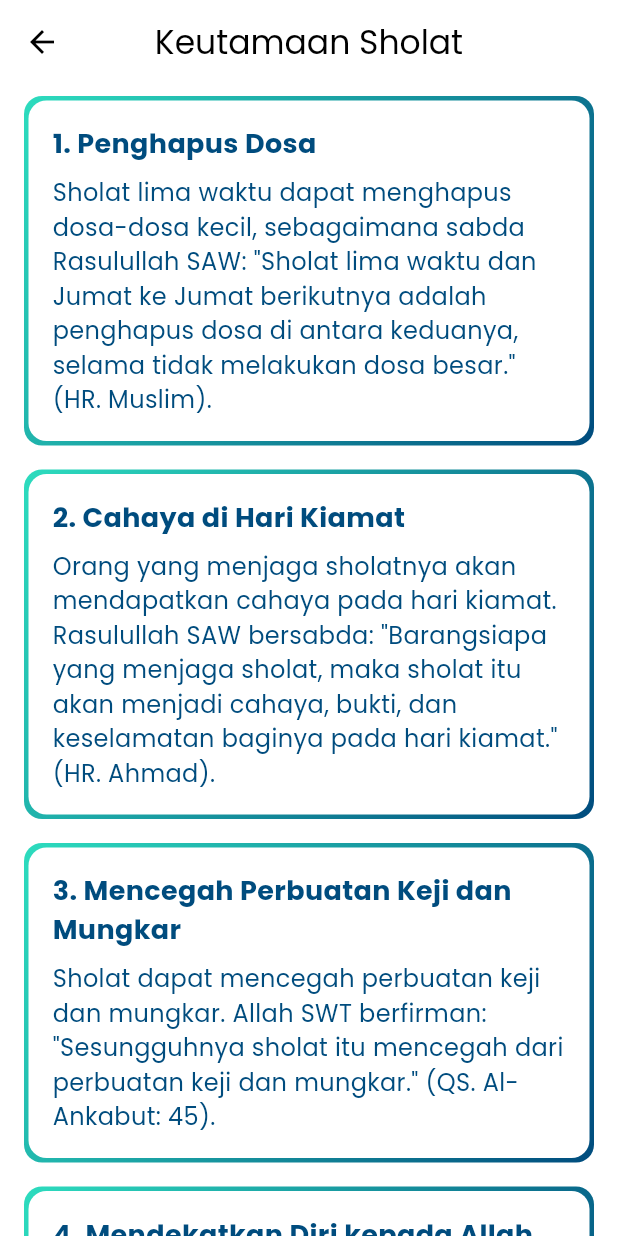
After one commit to IlhamRichie/Tumanina-App, a Flutter app: the KeutamaanSholatScreen screen opened directly, on a phone screen of 412 x 824 dp. The commit adds this screen. Run offline on Flutter 3.47's test engine with Material 3 defaults, Android fonts, the phone set to English and light mode, and no system bars; our stand-ins replace audioplayers, connectivity_plus, flutter_compass, geocoding, geolocator, google_fonts and 4 more; accounts and stored records are empty; network calls fail.

Commit message:
Belajar Sholat V2

```diff
--- /dev/null
+++ b/lib/screens/fitur_sholat/kesalahan_sholat_screen.dart
@@ -0,0 +1,137 @@
+import 'package:flutter/material.dart';
+
+class KesalahanSholatScreen extends StatelessWidget {
+  const KesalahanSholatScreen({super.key});
+
+  @override
+  Widget build(BuildContext context) {
+    // Data kesalahan dalam sholat dari artikel Horizone.co.id
+    List<String> kesalahanSholat = [
+      "Tidak memahami syarat sah sholat.",
+      "Tidak menghadap kiblat dengan benar.",
+      "Tidak menutup aurat dengan sempurna.",
+      "Tidak tuma'ninah (tenang) dalam sholat.",
+      "Terburu-buru dalam mengerjakan sholat.",
+      "Tidak membaca Al-Fatihah dengan benar.",
+      "Tidak membaca surat setelah Al-Fatihah.",
+      "Tidak melakukan rukuk dengan sempurna.",
+      "Tidak thuma'ninah dalam rukuk.",
+      "Tidak membaca doa rukuk dengan benar.",
+      "Tidak melakukan sujud dengan sempurna.",
+      "Tidak thuma'ninah dalam sujud.",
+      "Tidak membaca doa sujud dengan benar.",
+      "Tidak duduk di antara dua sujud dengan benar.",
+      "Tidak membaca doa duduk di antara dua sujud.",
+      "Tidak melakukan tasyahud awal dengan benar.",
+      "Tidak membaca doa tasyahud awal.",
+      "Tidak melakukan tasyahud akhir dengan benar.",
+      "Tidak membaca doa tasyahud akhir.",
+      "Tidak membaca shalawat Nabi dalam tasyahud akhir.",
+      "Tidak membaca doa setelah tasyahud akhir.",
+      "Tidak mengucapkan salam dengan benar.",
+      "Tidak menghadap kiblat saat sholat.",
+      "Tidak memperhatikan gerakan imam dalam sholat berjamaah.",
+      "Tidak mengikuti imam dengan benar dalam sholat berjamaah.",
+      "Tidak menjaga kekhusyukan dalam sholat.",
+      "Tidak memperhatikan bacaan sholat.",
+      "Tidak memahami makna bacaan sholat.",
+      "Tidak menjaga konsentrasi selama sholat.",
+      "Tidak mengakhiri sholat dengan salam yang sempurna.",
+    ];
+
+    return Scaffold(
+      backgroundColor: Colors.white,
+      appBar: AppBar(
+        title: const Text(
+          'Kesalahan dalam Sholat',
+          style: TextStyle(color: Colors.black),
+        ),
+        backgroundColor: Colors.white,
+        elevation: 0,
+        leading: IconButton(
+          icon: const Icon(Icons.arrow_back, color: Colors.black),
+          onPressed: () {
+            Navigator.pop(context);
+          },
+        ),
+        centerTitle: true,
+      ),
+      body: ListView.builder(
+        itemCount: kesalahanSholat.length,
+        itemBuilder: (context, index) {
+          return _KesalahanSholatCard(
+            number: index + 1,
+            description: kesalahanSholat[index],
+          );
+        },
+      ),
+    );
+  }
+}
+
+class _KesalahanSholatCard extends StatelessWidget {
+  final int number;
+  final String description;
+
+  const _KesalahanSholatCard({
+    required this.number,
+    required this.description,
+  });
+
+  @override
+  Widget build(BuildContext context) {
+    return Container(
+      margin: const EdgeInsets.symmetric(vertical: 8, horizontal: 16),
+      decoration: BoxDecoration(
+        gradient: const LinearGradient(
+          colors: [Color(0xFF2DDCBE), Color(0xFF004C7E)],
+          begin: Alignment.topLeft,
+          end: Alignment.bottomRight,
+        ),
+        borderRadius: BorderRadius.circular(12),
+      ),
+      child: Container(
+        margin: const EdgeInsets.all(3), // Gradient border spacing
+        padding: const EdgeInsets.all(16), // Inner content padding
+        decoration: BoxDecoration(
+          color: Colors.white,
+          borderRadius: BorderRadius.circular(12),
+        ),
+        child: Row(
+          crossAxisAlignment: CrossAxisAlignment.start,
+          children: [
+            Container(
+              padding: const EdgeInsets.all(8),
+              decoration: const BoxDecoration(
+                shape: BoxShape.circle,
+                gradient: LinearGradient(
+                  colors: [Color(0xFF2DDCBE), Color(0xFF004C7E)],
+                  begin: Alignment.topLeft,
+                  end: Alignment.bottomRight,
+                ),
+              ),
+              child: Text(
+                '$number',
+                style: const TextStyle(
+                  fontSize: 16,
+                  fontWeight: FontWeight.bold,
+                  color: Colors.white,
+                ),
+              ),
+            ),
+            const SizedBox(width: 12),
+            Expanded(
+              child: Text(
+                description,
+                style: const TextStyle(
+                  fontSize: 16,
+                  color: Color(0xFF004C7E),
+                ),
+              ),
+            ),
+          ],
+        ),
+      ),
+    );
+  }
+}
--- /dev/null
+++ b/lib/screens/fitur_sholat/keutamaan_sholat_screen.dart
@@ -0,0 +1,129 @@
+import 'package:flutter/material.dart';
+
+class KeutamaanSholatScreen extends StatelessWidget {
+  const KeutamaanSholatScreen({super.key});
+
+  @override
+  Widget build(BuildContext context) {
+    // Data keutamaan sholat dari artikel Detik.com
+    List<Map<String, String>> keutamaanSholat = [
+      {
+        'title': '1. Penghapus Dosa',
+        'description':
+            'Sholat lima waktu dapat menghapus dosa-dosa kecil, sebagaimana sabda Rasulullah SAW: "Sholat lima waktu dan Jumat ke Jumat berikutnya adalah penghapus dosa di antara keduanya, selama tidak melakukan dosa besar." (HR. Muslim).',
+      },
+      {
+        'title': '2. Cahaya di Hari Kiamat',
+        'description':
+            'Orang yang menjaga sholatnya akan mendapatkan cahaya pada hari kiamat. Rasulullah SAW bersabda: "Barangsiapa yang menjaga sholat, maka sholat itu akan menjadi cahaya, bukti, dan keselamatan baginya pada hari kiamat." (HR. Ahmad).',
+      },
+      {
+        'title': '3. Mencegah Perbuatan Keji dan Mungkar',
+        'description':
+            'Sholat dapat mencegah perbuatan keji dan mungkar. Allah SWT berfirman: "Sesungguhnya sholat itu mencegah dari perbuatan keji dan mungkar." (QS. Al-Ankabut: 45).',
+      },
+      {
+        'title': '4. Mendekatkan Diri kepada Allah',
+        'description':
+            'Sholat adalah sarana untuk mendekatkan diri kepada Allah SWT. Rasulullah SAW bersabda: "Hamba yang paling dekat dengan Tuhannya adalah ketika ia sedang sujud." (HR. Muslim).',
+      },
+      {
+        'title': '5. Menenangkan Hati',
+        'description':
+            'Sholat dapat menenangkan hati dan pikiran. Allah SWT berfirman: "Sesungguhnya dengan mengingat Allah, hati menjadi tenang." (QS. Ar-Ra\'d: 28). Sholat adalah bentuk dzikir yang paling utama.',
+      },
+      {
+        'title': '6. Menjaga Kesehatan',
+        'description':
+            'Gerakan sholat memiliki manfaat bagi kesehatan, seperti melancarkan peredaran darah, melatih otot, dan menjaga kebugaran tubuh.',
+      },
+      {
+        'title': '7. Mendapatkan Pahala yang Besar',
+        'description':
+            'Setiap gerakan dan bacaan dalam sholat bernilai pahala. Rasulullah SAW bersabda: "Seandainya manusia mengetahui pahala azan dan shaf pertama, mereka akan berebut untuk mendapatkannya." (HR. Bukhari).',
+      },
+    ];
+
+    return Scaffold(
+      backgroundColor: Colors.white,
+      appBar: AppBar(
+        title: const Text(
+          'Keutamaan Sholat',
+          style: TextStyle(color: Colors.black),
+        ),
+        backgroundColor: Colors.white,
+        elevation: 0,
+        leading: IconButton(
+          icon: const Icon(Icons.arrow_back, color: Colors.black),
+          onPressed: () {
+            Navigator.pop(context);
+          },
+        ),
+        centerTitle: true,
+      ),
+      body: ListView.builder(
+        itemCount: keutamaanSholat.length,
+        itemBuilder: (context, index) {
+          return _KeutamaanSholatCard(
+            title: keutamaanSholat[index]['title']!,
+            description: keutamaanSholat[index]['description']!,
+          );
+        },
+      ),
+    );
+  }
+}
+
+class _KeutamaanSholatCard extends StatelessWidget {
+  final String title;
+  final String description;
+
+  const _KeutamaanSholatCard({
+    required this.title,
+    required this.description,
+  });
+
+  @override
+  Widget build(BuildContext context) {
+    return Container(
+      margin: const EdgeInsets.symmetric(vertical: 8, horizontal: 16),
+      decoration: BoxDecoration(
+        gradient: const LinearGradient(
+          colors: [Color(0xFF2DDCBE), Color(0xFF004C7E)],
+          begin: Alignment.topLeft,
+          end: Alignment.bottomRight,
+        ),
+        borderRadius: BorderRadius.circular(12),
+      ),
+      child: Container(
+        margin: const EdgeInsets.all(3), // Gradient border spacing
+        padding: const EdgeInsets.all(16), // Inner content padding
+        decoration: BoxDecoration(
+          color: Colors.white,
+          borderRadius: BorderRadius.circular(12),
+        ),
+        child: Column(
+          crossAxisAlignment: CrossAxisAlignment.start,
+          children: [
+            Text(
+              title,
+              style: const TextStyle(
+                fontSize: 18,
+                fontWeight: FontWeight.bold,
+                color: Color(0xFF004C7E),
+              ),
+            ),
+            const SizedBox(height: 8),
+            Text(
+              description,
+              style: const TextStyle(
+                fontSize: 16,
+                color: Color(0xFF004C7E),
+              ),
+            ),
+          ],
+        ),
+      ),
+    );
+  }
+}
--- a/lib/screens/pantau_sholat_screen.dart
+++ b/lib/screens/pantau_sholat_screen.dart
@@ -497,12 +497,12 @@ class _PantauSholatScreenState extends State<PantauSholatScreen> {
                               onTap: () {
                                 if (entry.key == 'subuh' && !isSubuhValid()) {
                                   _showErrorSnackbar(
-                                      'Tidak dapat mencentang Subuh setelah waktu matahari terbit!');
+                                      'Tidak dapat mencentang Subuh \nsetelah waktu matahari terbit!');
                                 } else if (isTimeValid(entry.key)) {
                                   updateLog(entry.key, !entry.value);
                                 } else {
                                   _showErrorSnackbar(
-                                      'Waktu untuk ${entry.key.capitalize()} telah berlalu atau belum waktunya.');
+                                      'Waktu untuk ${entry.key.capitalize()} telah berlalu \natau belum waktunya.');
                                 }
                               },
                             );
```
Also changed, not shown: lib/screens/fitur_sholat/belajar_sholat_screen.dart (+30 -4 lines), lib/screens/fitur_sholat/mengenal_sholat_screen.dart (+15 -8 lines), lib/screens/fitur_sholat/syarat_sholat_screen.dart (+16 -8 lines), lib/screens/home_screen.dart (+73 -28 lines), lib/screens/profil/profile_screen.dart (+0 -11 lines), lib/screens/waktu_sholat_screen.dart (+20 -4 lines).
